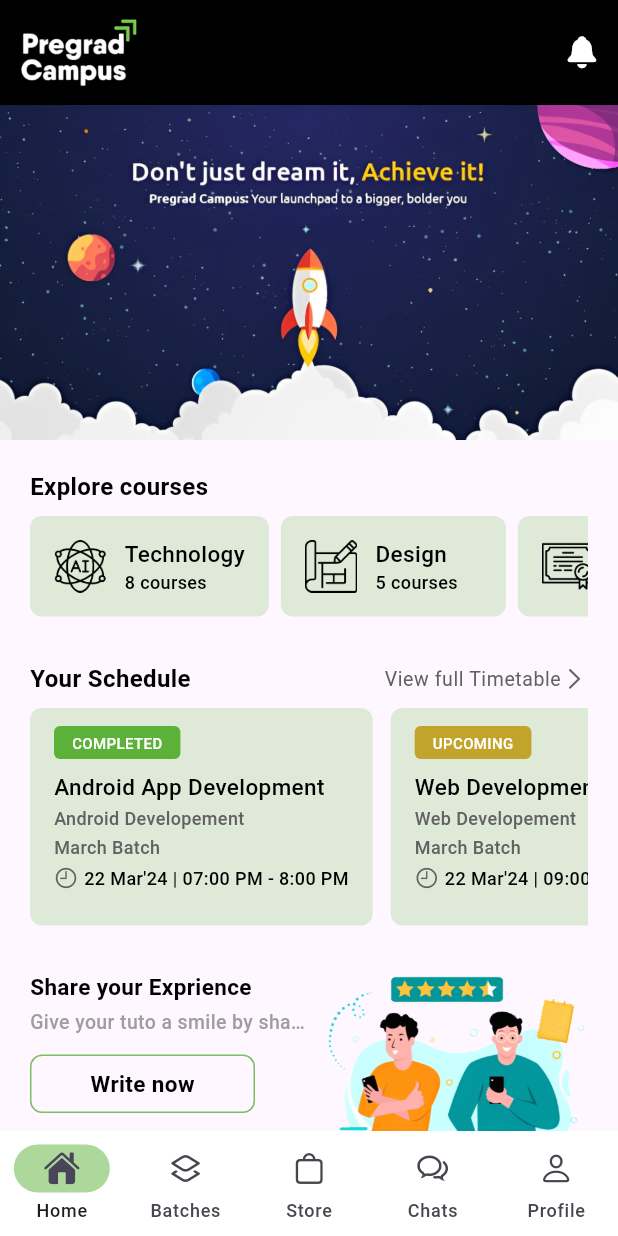
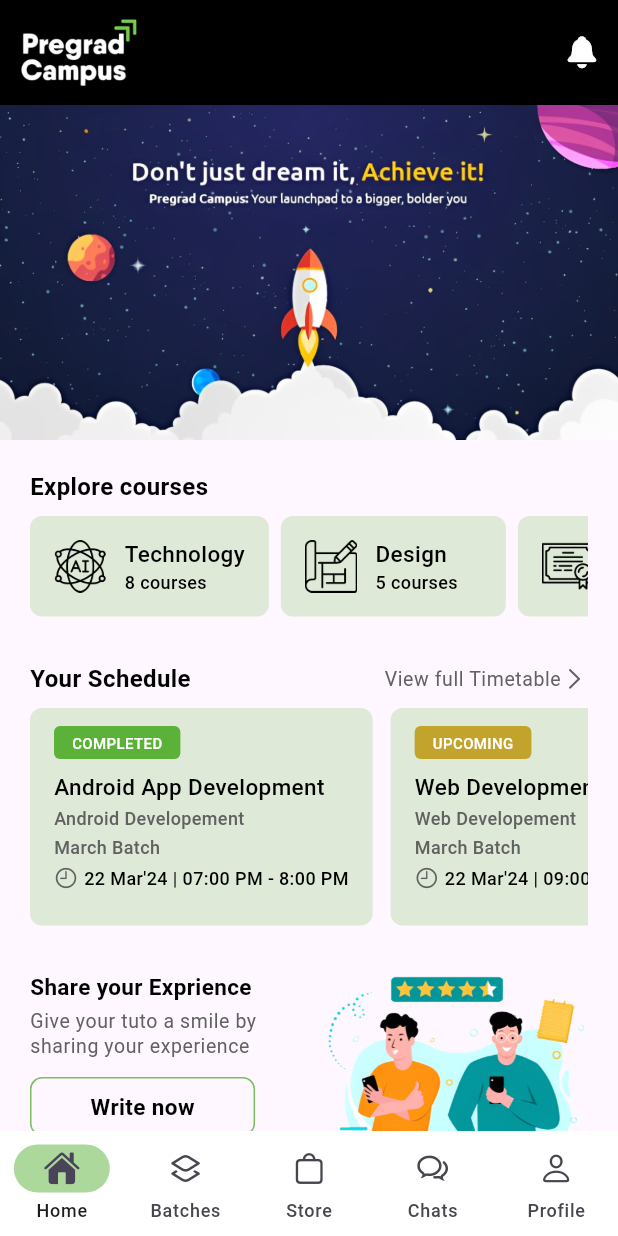
Before and after one commit to iamkartiknayak/Flutter_Redesign_Pregrad_Campus, a Flutter app: the screen it shows after launch, on a phone screen of 412 x 824 dp. Run offline on Flutter 3.47's test engine with Material 3 defaults, Android fonts, the phone set to English and light mode, and no system bars.

Commit message:
Bug Fix: Fixed Feedback section text overflow.

```diff
--- a/lib/pages/home_page.dart
+++ b/lib/pages/home_page.dart
@@ -107,7 +107,7 @@
                 ),
                 _buildScheduleCards(),
                 const SizedBox(height: 30),
-                _buildFeedbackSection()
+                _buildFeedbackSection(context)
               ],
             ),
           ),
@@ -155,7 +155,7 @@
     );
   }
 
-  Row _buildFeedbackSection() {
+  Row _buildFeedbackSection(BuildContext context) {
     return Row(
       crossAxisAlignment: CrossAxisAlignment.start,
       children: [
@@ -171,12 +171,10 @@
                 ),
               ),
               const SizedBox(height: 4),
-              const Text(
+              Text(
                 'Give your tuto a smile by sharing your experience',
-                style: TextStyle(
-                  color: Colors.grey,
-                  fontSize: 13,
-                ),
+                style: Theme.of(context).textTheme.bodySmall,
+                maxLines: 3,
               ),
               const SizedBox(height: 12),
               InkWell(
```
